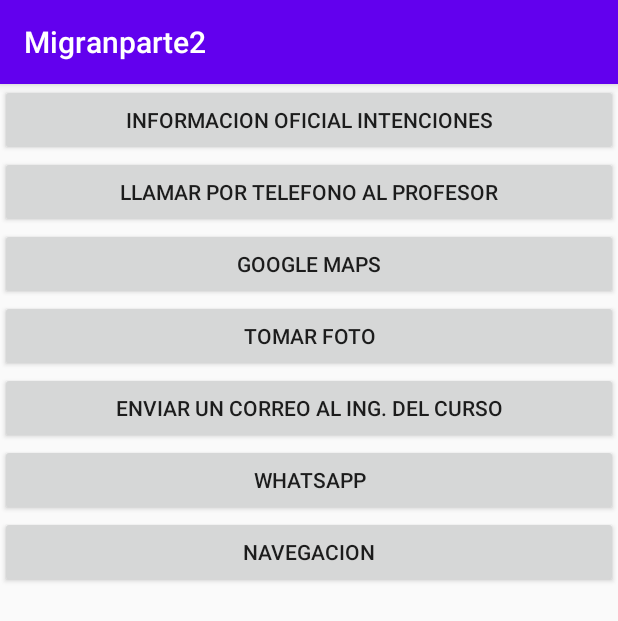
After one commit to WCNosliwsys/MiParte2, an Android app: the Intenciones screen opened directly, with no data from a screen before it, on a phone screen of 412 x 824 dp. The commit adds this screen. Shown: the top 621 px of the screen. Run offline under Robolectric (Android 15) with nearby library versions, the phone set to English and light mode, and no system bars.

Commit message:
Intenciones Implicitas iniciando aplicaciones enviandoles parametros

```diff
--- a/app/src/main/AndroidManifest.xml
+++ b/app/src/main/AndroidManifest.xml
@@ -2,6 +2,7 @@
 <manifest xmlns:android="http://schemas.android.com/apk/res/android"
     package="com.ingwilson.migranparte2">
 
+<uses-permission android:name="android.permission.CALL_PHONE"/>
     <application
         android:allowBackup="true"
         android:icon="@mipmap/ic_launcher"
@@ -9,7 +10,8 @@
         android:roundIcon="@mipmap/ic_launcher_round"
         android:supportsRtl="true"
         android:theme="@style/AppTheme">
-        <activity android:name=".Comunicacion2"></activity>
+        <activity android:name=".Intenciones"></activity>
+        <activity android:name=".Comunicacion2" />
         <activity android:name=".Comunicacion1" />
         <activity android:name=".MainActivity">
             <intent-filter>
--- a/app/src/main/java/com/ingwilson/migranparte2/MainActivity.java
+++ b/app/src/main/java/com/ingwilson/migranparte2/MainActivity.java
@@ -37,6 +37,10 @@ public class MainActivity extends AppCompatActivity {
             startActivity(new Intent(this, Comunicacion1.class));
             return true;
         }
+        if (id == R.id.activity_intenciones) {
+            startActivity(new Intent(this, Intenciones.class));
+            return true;
+        }
         return super.onOptionsItemSelected(item);
     }
 }
--- /dev/null
+++ b/app/src/main/res/layout/activity_intenciones.xml
@@ -0,0 +1,45 @@
+<?xml version="1.0" encoding="utf-8"?>
+<LinearLayout xmlns:android="http://schemas.android.com/apk/res/android"
+    xmlns:app="http://schemas.android.com/apk/res-auto"
+    xmlns:tools="http://schemas.android.com/tools"
+    android:layout_width="match_parent"
+    android:layout_height="match_parent"
+    android:orientation="vertical"
+    tools:context=".Intenciones">
+    <Button
+        android:layout_width="match_parent"
+        android:layout_height="wrap_content"
+        android:onClick="web"
+        android:text="Informacion oficial intenciones" />
+    <Button
+        android:layout_width="match_parent"
+        android:layout_height="wrap_content"
+        android:onClick="Llamar"
+        android:text="LLamar por telefono al profesor" />
+    <Button
+        android:layout_width="match_parent"
+        android:layout_height="wrap_content"
+        android:onClick="maps"
+        android:text="Google Maps" />
+    <Button
+        android:layout_width="match_parent"
+        android:layout_height="wrap_content"
+        android:onClick="foto"
+        android:text="Tomar Foto" />
+    <Button
+        android:layout_width="match_parent"
+        android:layout_height="wrap_content"
+        android:onClick="email"
+        android:text="Enviar un correo al Ing. del curso" />
+    <Button
+        android:layout_width="match_parent"
+        android:layout_height="wrap_content"
+        android:onClick="whatsapp"
+        android:text="Whatsapp" />
+    <Button
+        android:layout_width="match_parent"
+        android:layout_height="wrap_content"
+        android:onClick="navegacion"
+        android:text="Navegacion" />
+
+</LinearLayout>
```
Also changed, not shown: app/src/main/java/com/ingwilson/migranparte2/Intenciones.java (added, +111 -0 lines).
